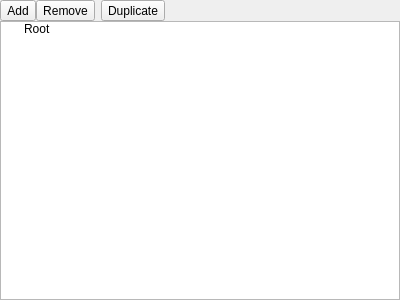
Old version of the form tab_cafbuilder.ui in the repository ComfyKernel/comfytool.
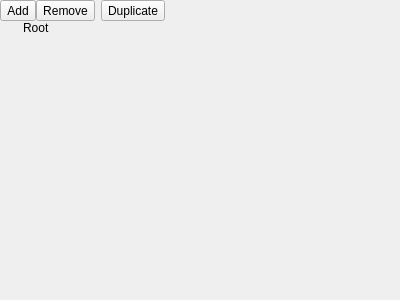
New version of the form. Icons and pictures are not drawn.

Commit message: Version bumped to 0.4, tweaked some styles and started work on a CAF viewer / extractor

```diff
--- a/tab_cafbuilder.ui
+++ b/tab_cafbuilder.ui
@@ -120,6 +120,15 @@
    </item>
    <item>
     <widget class="QTreeWidget" name="tw_lumps">
+     <property name="styleSheet">
+      <string notr="true">background-color: #00FFFFFF</string>
+     </property>
+     <property name="frameShape">
+      <enum>QFrame::NoFrame</enum>
+     </property>
+     <property name="frameShadow">
+      <enum>QFrame::Plain</enum>
+     </property>
      <property name="rootIsDecorated">
       <bool>true</bool>
      </property>
```
Left out of the diff: 12 changed lines with no effect on the pictures. The commit also changes 8 other files.
